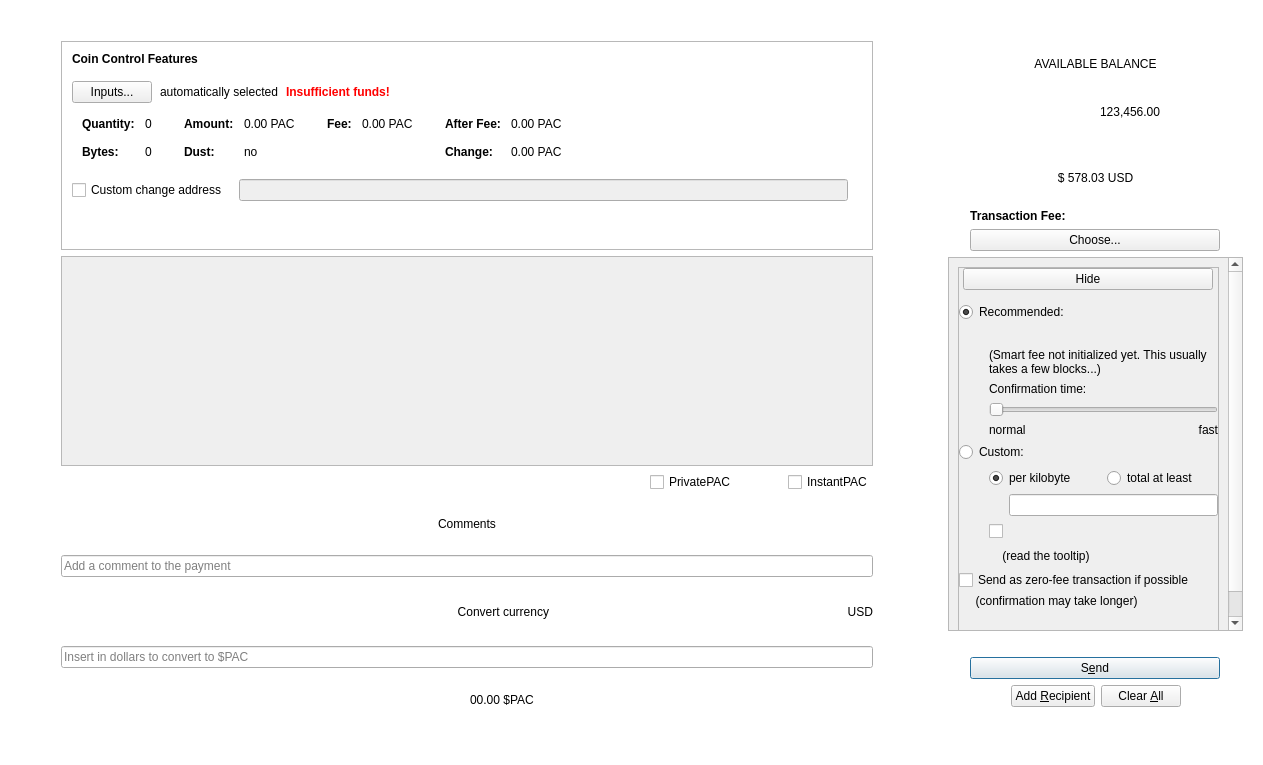
The window that src/qt/forms/sendcoinsdialog.ui (PACCommunity/PAC) describes before a commit, drawn with Qt 5.
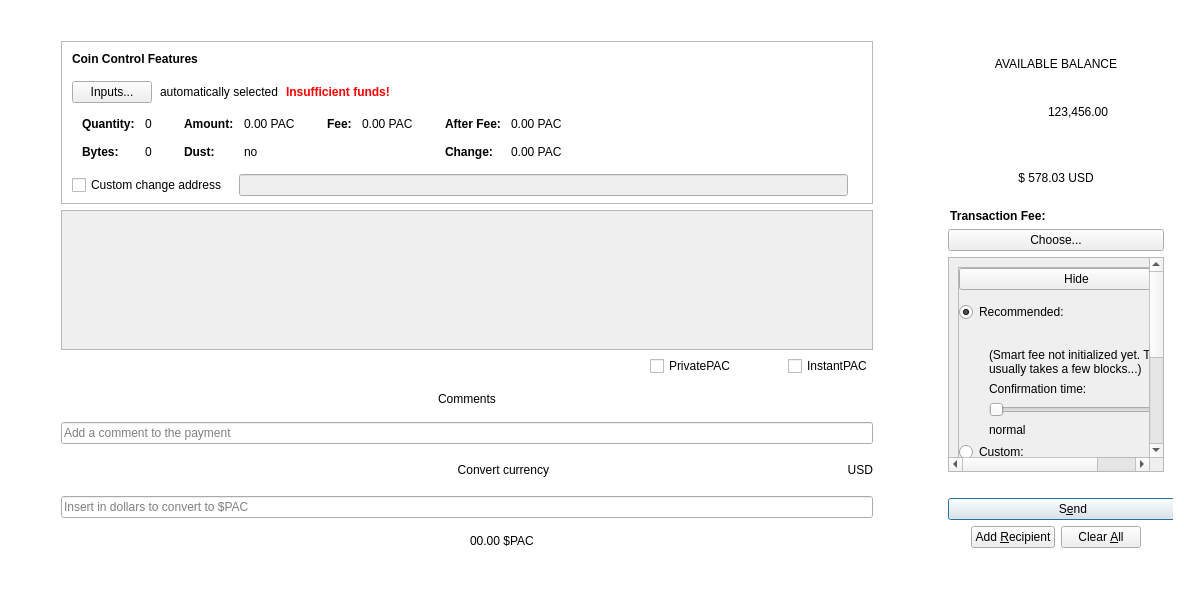
The same window after the commit. Custom widgets are drawn as their Qt base class.

Commit message:
Bug Fixed: AccentButton lost shape with small screens
Sending coins page

The edit to the form file:
```diff
--- a/src/qt/forms/sendcoinsdialog.ui
+++ b/src/qt/forms/sendcoinsdialog.ui
@@ -6,8 +6,8 @@
    <rect>
     <x>0</x>
     <y>0</y>
-    <width>1263</width>
-    <height>765</height>
+    <width>1183</width>
+    <height>606</height>
    </rect>
   </property>
   <property name="windowTitle">
@@ -634,7 +634,7 @@
              <x>0</x>
              <y>0</y>
              <width>811</width>
-             <height>204</height>
+             <height>70</height>
             </rect>
            </property>
            <property name="styleSheet">
```
